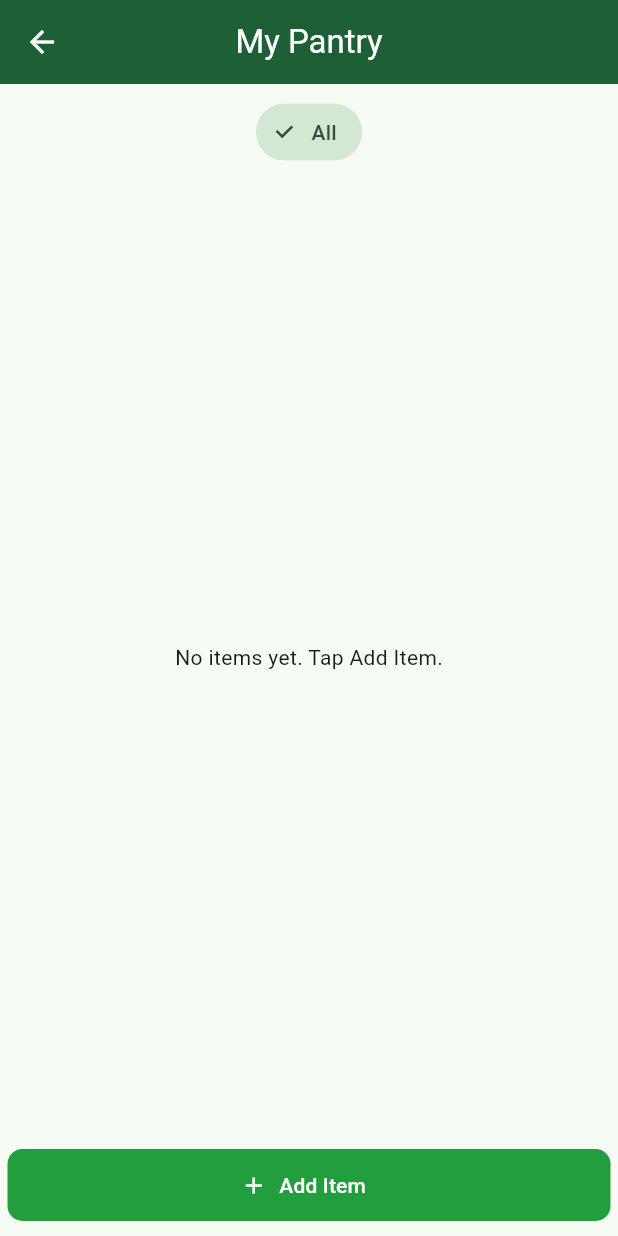
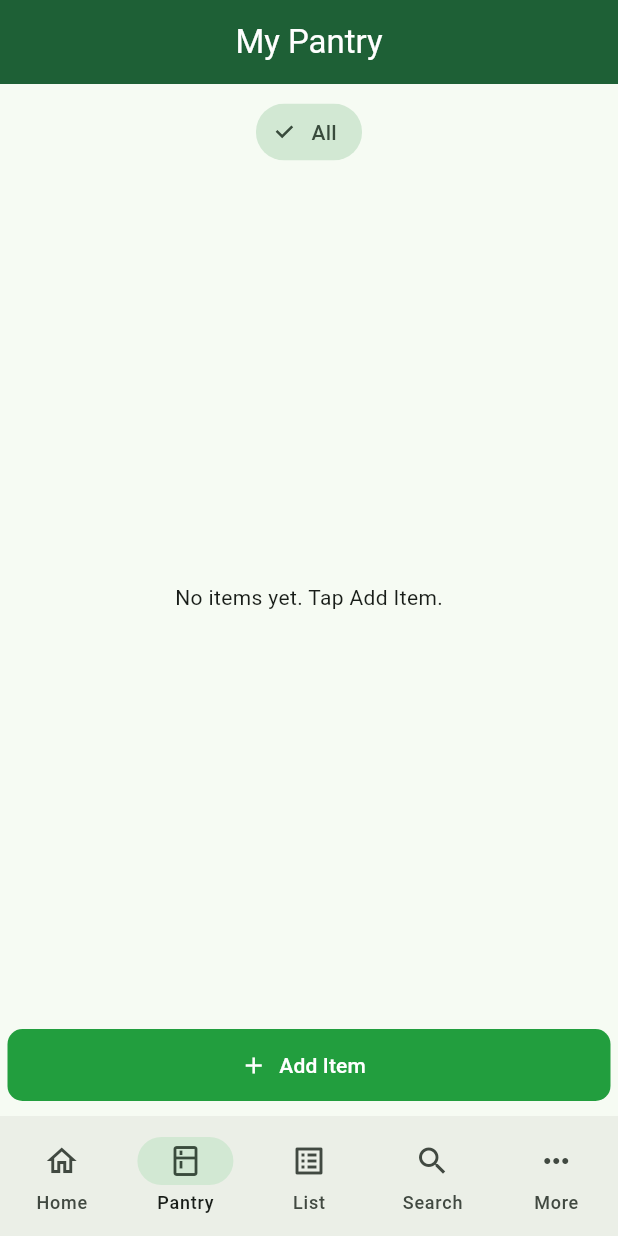
Before and after one commit to Americanprogrammer108/mobile_devices_project, a Flutter app: the screen it shows once a user with an empty profile is signed in, after a tap on "See All", on a phone screen of 412 x 824 dp. Run offline on Flutter 3.47's test engine with Material 3 defaults, Android fonts, the phone set to English and light mode, and no system bars; our stand-ins replace cloud_firestore, firebase_auth, firebase_core, flutter_local_notifications, flutter_timezone, timezone; missing offline and left inert: mobile_scanner, openfoodfacts; accounts and stored records are empty.

Commit message:
feat: switch to Pantry tab from Home See All button

```diff
--- a/lib/bottom_nav.dart
+++ b/lib/bottom_nav.dart
@@ -16,8 +16,8 @@ class BottomNav extends StatefulWidget {
 class _BottomNavState extends State<BottomNav> {
   int _currentTab = 0;
 
-  final _tabs = const [
-    HomeScreen(),
+  late final List<Widget> _tabs = [
+    HomeScreen(onSeeAll: () => _onTabTapped(1)),
     PantryScreen(),
     ShoppingListScreen(),
     ProductSearchScreen(),
--- a/lib/features/home/home_screen.dart
+++ b/lib/features/home/home_screen.dart
@@ -9,7 +9,6 @@ import '../../widgets/expiry_badge.dart';
 
 import '../pantry/pantry_actions.dart';
 import '../pantry/pantry_data_source.dart';
-import '../pantry/pantry_screen.dart';
 
 /**
  * The home screen that shows a pantry overview, the items expiring (soonest first), and
@@ -17,7 +16,9 @@ import '../pantry/pantry_screen.dart';
  */
 ///
 class HomeScreen extends StatefulWidget {
-  const HomeScreen({super.key});
+  const HomeScreen({super.key, this.onSeeAll});
+
+  final VoidCallback? onSeeAll;
 
   @override
   State<HomeScreen> createState() => _HomeScreenState();
@@ -27,14 +28,6 @@ class _HomeScreenState extends State<HomeScreen> {
   //Live count of items on the shopping list and live pantry items
   final _items = pantryDataSource.watchItems();
   final _shoppingCount = pantryDataSource.watchShoppingListCount();
-
-  // opens the full Pantry screen
-  void _openFullPantry() {
-    Navigator.push(
-      context,
-      MaterialPageRoute<void>(builder: (_) => const PantryScreen()),
-    );
-  }
 
   @override
   Widget build(BuildContext context) {
@@ -112,7 +105,7 @@ class _HomeScreenState extends State<HomeScreen> {
                   ),
                   const Spacer(),
                   TextButton(
-                    onPressed: _openFullPantry,
+                    onPressed: widget.onSeeAll,
                     style: TextButton.styleFrom(
                       foregroundColor: AppColors.fontGreen,
                     ),
```
